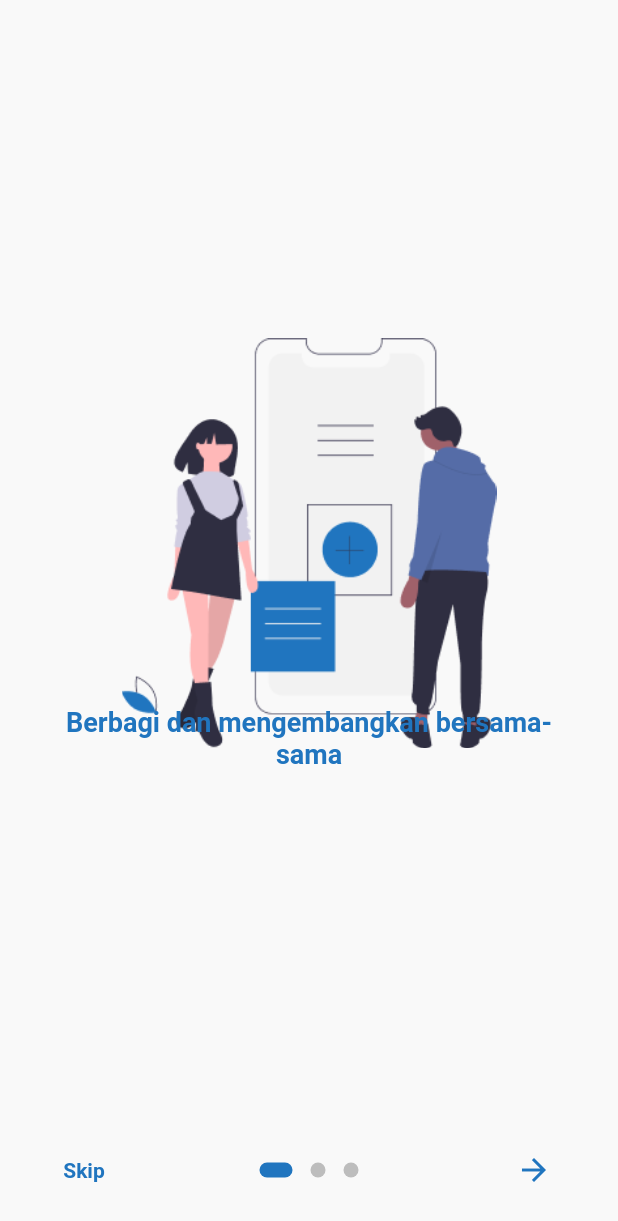
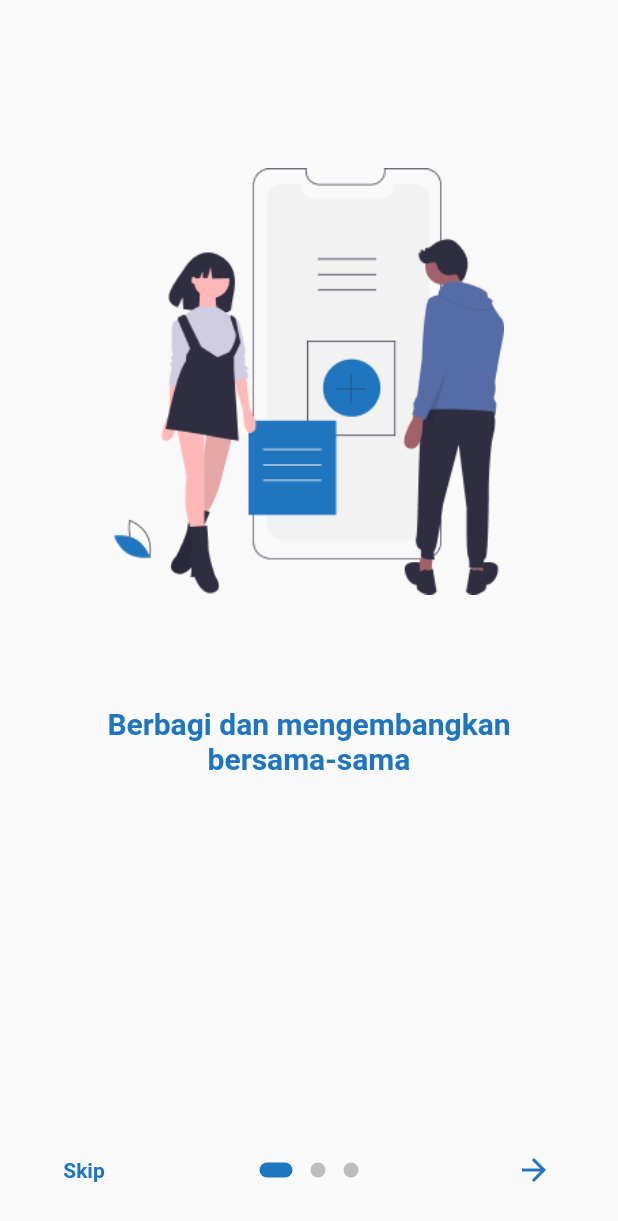
Before and after one commit to khalilannbiya/vigenesia, a Flutter app: the screen it shows after launch, on a phone screen of 412 x 824 dp. Shown: the top 1221 px of the screen. Run offline on Flutter 3.47's test engine with Material 2 defaults, Android fonts, the light colour scheme and no system bars; drawn by our look-alikes of introduction_screen; our stand-ins replace another_flushbar, dio, flutter_form_builder; missing offline and left inert: dart:js.

Commit message:
membetulkan introduction screen

```diff
--- a/lib/Screens/IntroductionScreen.dart
+++ b/lib/Screens/IntroductionScreen.dart
@@ -12,12 +12,6 @@ class OnBoardingPage extends StatefulWidget {
 class _OnBoardingPageState extends State<OnBoardingPage> {
   final introKey = GlobalKey<IntroductionScreenState>();
 
-  // void _onIntroEnd(context) {
-  //   Navigator.of(context).push(
-  //     MaterialPageRoute(builder: (_) => HomePage()),
-  //   );
-  // }
-
   void _onIntroEnd(context) {
     Navigator.of(context).pushAndRemoveUntil(
         MaterialPageRoute(builder: (context) {
@@ -25,17 +19,13 @@ class _OnBoardingPageState extends State<OnBoardingPage> {
     }), (Route<dynamic> route) => false);
   }
 
-  Widget _buildImage(String assetName) {
-    return Align(
-      child: Image.asset('$assetName', width: 250.0),
-      alignment: Alignment(0.0, 1.0),
-    );
-  }
-
   @override
   Widget build(BuildContext context) {
     const bodyStyle = TextStyle(
-        fontSize: 18.0, fontWeight: FontWeight.w600, color: Color(0xFF2075BF));
+      fontSize: 20.0,
+      fontWeight: FontWeight.w700,
+      color: Color(0xFF2075BF),
+    );
 
     const pageDecoration = const PageDecoration(
       titleTextStyle: TextStyle(fontSize: 28.0, fontWeight: FontWeight.w700),
@@ -53,8 +43,8 @@ class _OnBoardingPageState extends State<OnBoardingPage> {
           title: "",
           body: "Berbagi dan mengembangkan bersama-sama",
           image: Align(
-            child: Image.asset('assets/images/intro-1.png', width: 250.0),
-            alignment: Alignment(0.0, 5.0),
+            child: Image.asset('assets/images/intro-1.png', width: 260.0),
+            alignment: Alignment(0.0, 2.2),
           ),
           decoration: pageDecoration,
         ),
@@ -72,7 +62,7 @@ class _OnBoardingPageState extends State<OnBoardingPage> {
           body: "Mendapatkan ide dan inpirasi dengan mudah",
           image: Align(
             child: Image.asset('assets/images/intro3.png', width: 260.0),
-            alignment: Alignment(0.0, 2.5),
+            alignment: Alignment(0.0, 2.0),
           ),
           decoration: pageDecoration,
         ),
--- a/lib/main.dart
+++ b/lib/main.dart
@@ -1,3 +1,5 @@
+import 'dart:js';
+
 import 'package:flutter/material.dart';
 import 'package:vigenesia/Screens/SplashScreen.dart';
 
```
